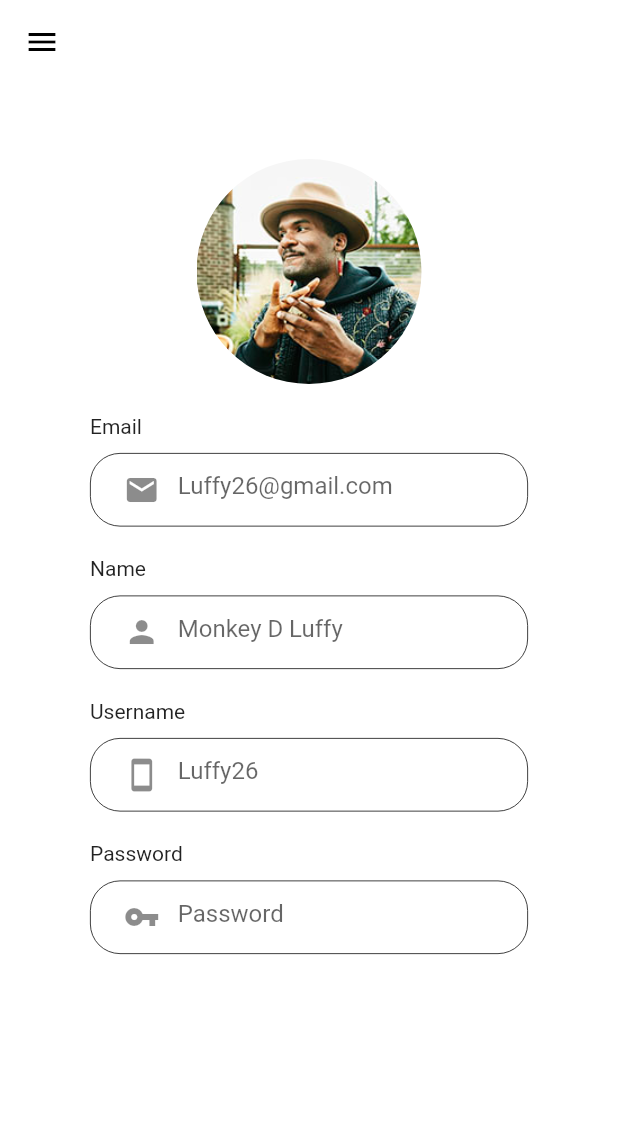
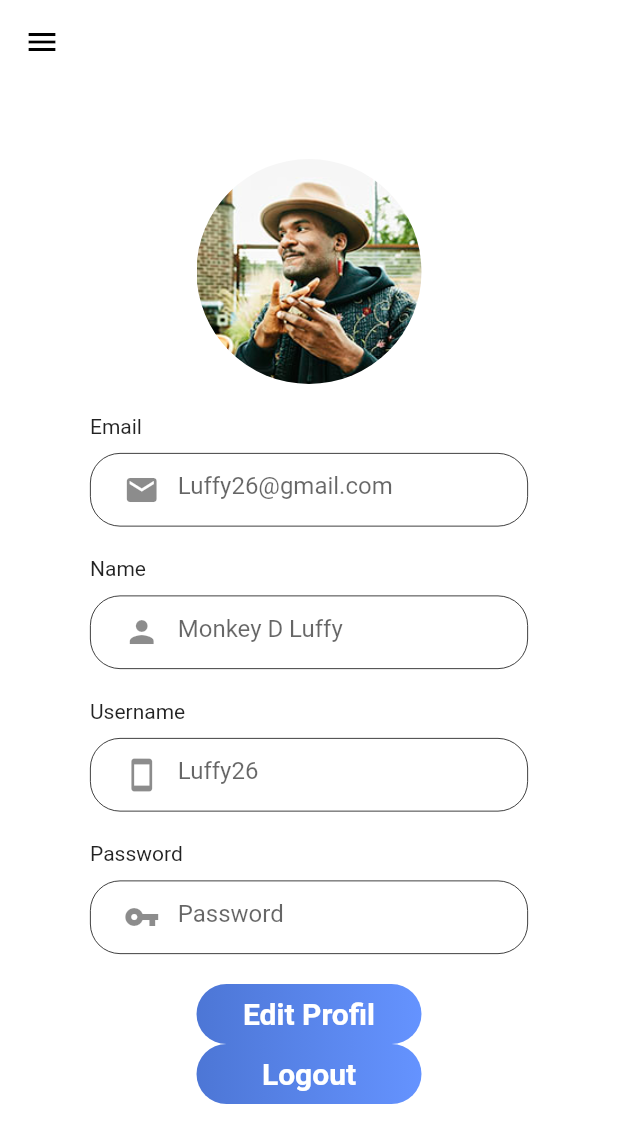
Before and after one commit to syaifqr/Aplikasi_Tempat_Wisata, a Flutter app: the Profil screen opened by its route, on a phone screen of 412 x 824 dp. Shown: the top 1143 px of the screen. Run offline on Flutter 3.47's test engine with Material 2 defaults, Android fonts, the phone set to English and light mode, and no system bars.

Commit message:
Update button edit n logout

```diff
--- a/project_uas_flutter/lib/screens/profil.dart
+++ b/project_uas_flutter/lib/screens/profil.dart
@@ -1,4 +1,5 @@
 import 'package:flutter/material.dart';
+import 'package:project_uas_flutter/screens/part/button.dart';
 
 class Profil extends StatefulWidget {
   const Profil({ Key? key }) : super(key: key);
@@ -131,6 +132,26 @@ class _ProfilState extends State<Profil> {
                       ),
                     ),
                   ),
+              Expanded(
+                    child: Center(
+                      child: ButtonWidget1(
+                        onClick: () {
+                          Navigator.of(context).pushNamed('/home');
+                        },
+                        btnText: "Edit Profil",
+                      ),
+                    ),
+                  ),
+              Expanded(
+                    child: Center(
+                      child: ButtonWidget1(
+                        onClick: () {
+                          Navigator.of(context).pushNamed('/login');
+                        },
+                        btnText: "Logout",
+                      ),
+                    ),
+                  )
             ],
           )
         ),
```
